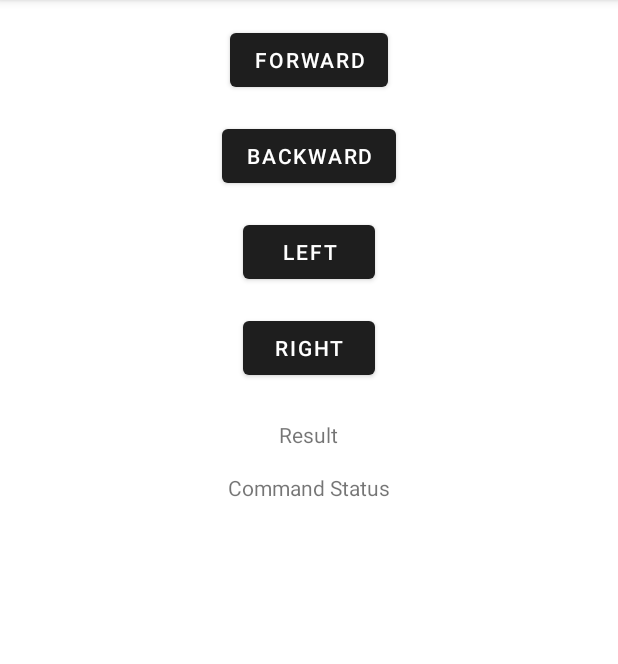
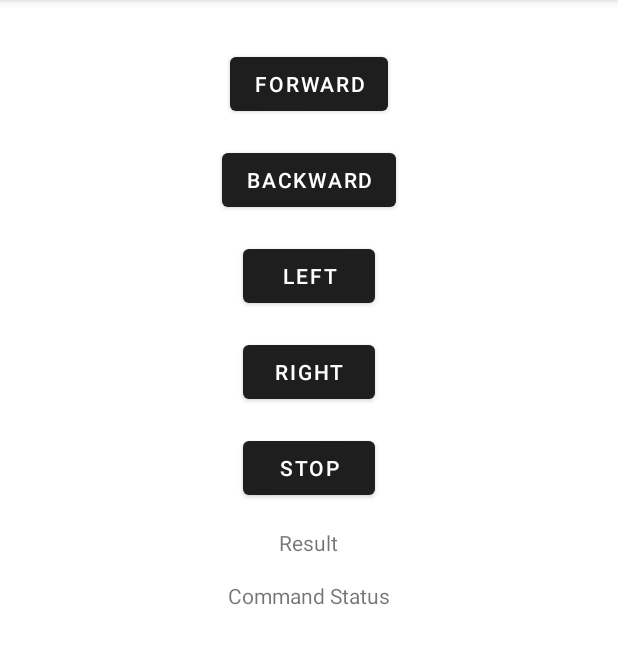
Before and after one commit to AEROQUADRA/AeroQuadra-BlackBox, an Android app: the CommandsActivity screen opened directly, with no data from a screen before it, on a phone screen of 412 x 824 dp, the part 84-748 px from its top. Run offline under Robolectric (Android 15) with nearby library versions, the phone set to English and light mode, and no system bars.

Commit message:
added stop in cmd act

```diff
--- a/app/src/main/java/com/example/aa_usk_8/CommandsActivity.java
+++ b/app/src/main/java/com/example/aa_usk_8/CommandsActivity.java
@@ -16,7 +16,7 @@ import okhttp3.Response;
 
 public class CommandsActivity extends AppCompatActivity {
 
-    Button btnForward, btnBackward, btnLeft, btnRight;
+    Button btnForward, btnBackward, btnLeft, btnRight, btnStop;
     TextView txtResult, txtCommandStatus;
 
     private OkHttpClient client = new OkHttpClient();
@@ -30,6 +30,7 @@ public class CommandsActivity extends AppCompatActivity {
         btnBackward = findViewById(R.id.btnBackward);
         btnLeft = findViewById(R.id.btnLeft);
         btnRight = findViewById(R.id.btnRight);
+        btnStop = findViewById(R.id.btnStop);  // Added STOP button
         txtResult = findViewById(R.id.txtResult);
         txtCommandStatus = findViewById(R.id.txtCommandStatus);
 
@@ -37,6 +38,7 @@ public class CommandsActivity extends AppCompatActivity {
         btnBackward.setOnClickListener(view -> sendCommand("BACKWARD"));
         btnLeft.setOnClickListener(view -> sendCommand("LEFT"));
         btnRight.setOnClickListener(view -> sendCommand("RIGHT"));
+        btnStop.setOnClickListener(view -> sendCommand("STOP"));  // Added STOP button functionality
     }
 
     private void sendCommand(String cmd) {
--- a/app/src/main/res/layout/activity_commands.xml
+++ b/app/src/main/res/layout/activity_commands.xml
@@ -7,14 +7,15 @@
         android:id="@+id/btnForward"
         android:layout_width="wrap_content"
         android:layout_height="wrap_content"
-        android:text="FORWARD"
-        android:layout_centerHorizontal="true"/>
+        android:text="Forward"
+        android:layout_centerHorizontal="true"
+        android:layout_marginTop="16dp"/>
 
     <Button
         android:id="@+id/btnBackward"
         android:layout_width="wrap_content"
         android:layout_height="wrap_content"
-        android:text="BACKWARD"
+        android:text="Backward"
         android:layout_below="@id/btnForward"
         android:layout_marginTop="16dp"
         android:layout_centerHorizontal="true"/>
@@ -23,7 +24,7 @@
         android:id="@+id/btnLeft"
         android:layout_width="wrap_content"
         android:layout_height="wrap_content"
-        android:text="LEFT"
+        android:text="Left"
         android:layout_below="@id/btnBackward"
         android:layout_marginTop="16dp"
         android:layout_centerHorizontal="true"/>
@@ -32,18 +33,27 @@
         android:id="@+id/btnRight"
         android:layout_width="wrap_content"
         android:layout_height="wrap_content"
-        android:text="RIGHT"
+        android:text="Right"
         android:layout_below="@id/btnLeft"
         android:layout_marginTop="16dp"
         android:layout_centerHorizontal="true"/>
+
+    <Button
+        android:id="@+id/btnStop"
+        android:layout_width="wrap_content"
+        android:layout_height="wrap_content"
+        android:text="Stop"
+        android:layout_below="@id/btnRight"
+        android:layout_marginTop="16dp"
+        android:layout_centerHorizontal="true"/>  <!-- Added STOP button -->
 
     <TextView
         android:id="@+id/txtResult"
         android:layout_width="wrap_content"
         android:layout_height="wrap_content"
         android:text="Result"
-        android:layout_below="@id/btnRight"
-        android:layout_marginTop="24dp"
+        android:layout_below="@id/btnStop"
+        android:layout_marginTop="16dp"
         android:layout_centerHorizontal="true"/>
 
     <TextView
```
